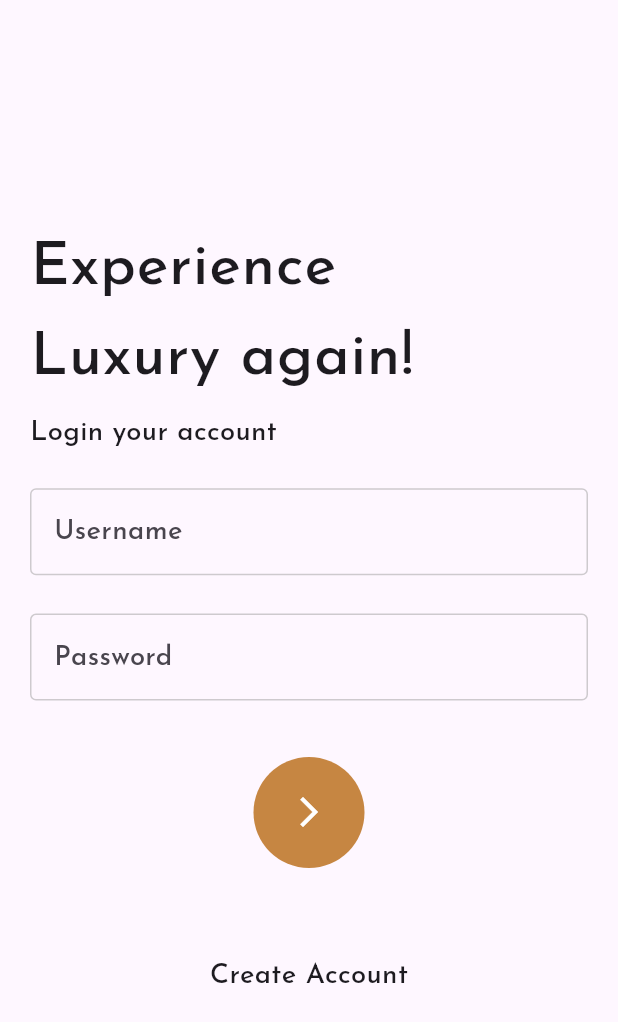
After one commit to DevPrecious/gmu_app, a Flutter app: the LoginScreen screen opened directly, on a phone screen of 412 x 824 dp. The commit adds this screen. Shown: the top 1022 px of the screen. Run offline on Flutter 3.47's test engine with Material 3 defaults, Android fonts, the phone set to English and light mode, and no system bars; our stand-ins replace flutter_screenutil, get, google_fonts, page_transition, swipeable_button_view.

Commit message:
[add] Login Screen

```diff
--- /dev/null
+++ b/lib/views/pages/auth/login_screen.dart
@@ -0,0 +1,96 @@
+import 'package:flutter/material.dart';
+import 'package:flutter_screenutil/flutter_screenutil.dart';
+import 'package:gmu_app/constants/colors.dart';
+import 'package:gmu_app/widgets/round_button_widget.dart';
+import 'package:gmu_app/widgets/text_field_widget.dart';
+
+class LoginScreen extends StatefulWidget {
+  const LoginScreen({super.key});
+
+  @override
+  State<LoginScreen> createState() => _LoginScreenState();
+}
+
+class _LoginScreenState extends State<LoginScreen> {
+  late final TextEditingController _usernameController;
+  late final TextEditingController _passwordController;
+
+  @override
+  void initState() {
+    _usernameController = TextEditingController();
+    _passwordController = TextEditingController();
+    super.initState();
+  }
+
+  @override
+  void dispose() {
+    _usernameController.dispose();
+    _passwordController.dispose();
+    super.dispose();
+  }
+
+  @override
+  Widget build(BuildContext context) {
+    return Scaffold(
+      body: Padding(
+        padding: const EdgeInsets.symmetric(horizontal: 20.0),
+        child: Column(
+          mainAxisAlignment: MainAxisAlignment.center,
+          crossAxisAlignment: CrossAxisAlignment.start,
+          children: [
+            Text(
+              'Experience\nLuxury again!',
+              style: Theme.of(context).textTheme.bodyLarge,
+            ),
+            SizedBox(
+              height: 5.h,
+            ),
+            Text(
+              'Login your account',
+              style: Theme.of(context).textTheme.bodyMedium,
+            ),
+            SizedBox(
+              height: 20.h,
+            ),
+            TextFieldWidget(
+              hintText: 'Username',
+              controller: _usernameController,
+            ),
+            SizedBox(
+              height: 20.h,
+            ),
+            TextFieldWidget(
+              hintText: 'Password',
+              isPassword: true,
+              controller: _passwordController,
+            ),
+            SizedBox(
+              height: 30.h,
+            ),
+            const Center(
+              child: RoundButtonWidget(
+                icon: Icon(
+                  Icons.arrow_forward_ios,
+                  color: Colors.white,
+                ),
+                color: primaryColor,
+              ),
+            ),
+            SizedBox(
+              height: 40.h,
+            ),
+            Center(
+              child: TextButton(
+                onPressed: () {},
+                child: Text(
+                  'Create Account',
+                  style: Theme.of(context).textTheme.bodyMedium,
+                ),
+              ),
+            ),
+          ],
+        ),
+      ),
+    );
+  }
+}
--- a/lib/views/welcome_screen.dart
+++ b/lib/views/welcome_screen.dart
@@ -2,6 +2,7 @@ import 'package:flutter/material.dart';
 import 'package:flutter_screenutil/flutter_screenutil.dart';
 import 'package:get/get.dart';
 import 'package:gmu_app/constants/colors.dart';
+import 'package:gmu_app/views/pages/auth/login_screen.dart';
 import 'package:gmu_app/views/pages/home_screen.dart';
 import 'package:gmu_app/widgets/app_bar_widget.dart';
 import 'package:swipeable_button_view/swipeable_button_view.dart';
@@ -60,7 +61,7 @@ class _WelcomeScreenState extends State<WelcomeScreen> {
                       context,
                       PageTransition(
                         type: PageTransitionType.fade,
-                        child: const HomeScreen(),
+                        child: const LoginScreen(),
                       ),
                     );
                     setState(() {
--- /dev/null
+++ b/lib/widgets/round_button_widget.dart
@@ -0,0 +1,26 @@
+import 'package:flutter/material.dart';
+
+class RoundButtonWidget extends StatelessWidget {
+  const RoundButtonWidget({
+    super.key,
+    required this.icon,
+    required this.color,
+  });
+
+  final Icon icon;
+  final Color color;
+
+  @override
+  Widget build(BuildContext context) {
+    return GestureDetector(
+      child: Container(
+        padding: const EdgeInsets.all(25),
+        decoration: BoxDecoration(
+          color: color,
+          shape: BoxShape.circle,
+        ),
+        child: icon,
+      ),
+    );
+  }
+}
--- /dev/null
+++ b/lib/widgets/text_field_widget.dart
@@ -0,0 +1,41 @@
+import 'package:flutter/material.dart';
+import 'package:flutter_screenutil/flutter_screenutil.dart';
+
+class TextFieldWidget extends StatelessWidget {
+  const TextFieldWidget({
+    super.key,
+    required this.hintText,
+    required this.controller,
+    this.isPassword = false,
+  });
+
+  final String hintText;
+  final TextEditingController controller;
+  final bool isPassword;
+
+  @override
+  Widget build(BuildContext context) {
+    return SizedBox(
+      height: 50.h,
+      child: TextField(
+        controller: controller,
+        obscureText: isPassword,
+        style: Theme.of(context).textTheme.bodyMedium,
+        decoration: InputDecoration(
+          border: InputBorder.none,
+          enabledBorder: OutlineInputBorder(
+            borderSide: BorderSide(
+              color: Colors.grey.withOpacity(.5),
+            ),
+          ),
+          focusedBorder: const OutlineInputBorder(
+            borderSide: BorderSide(
+              color: Colors.black,
+            ),
+          ),
+          hintText: hintText,
+        ),
+      ),
+    );
+  }
+}
```
